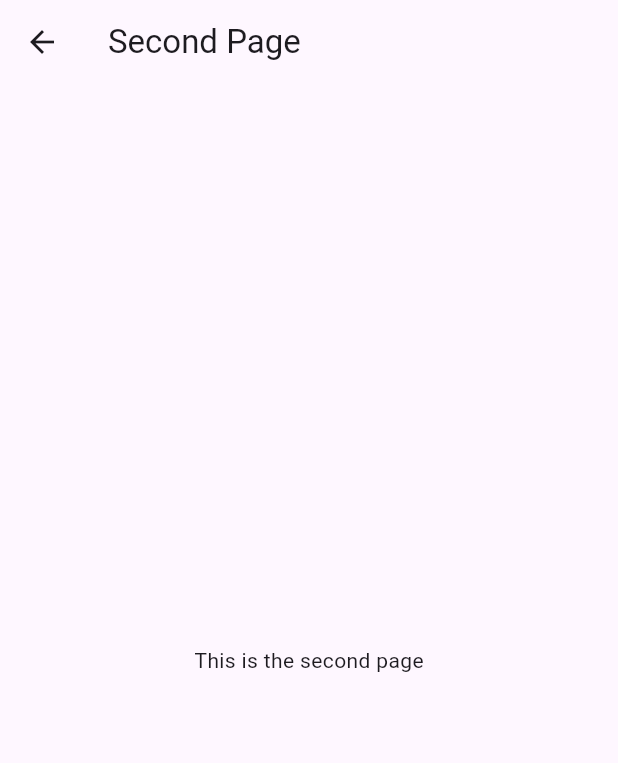
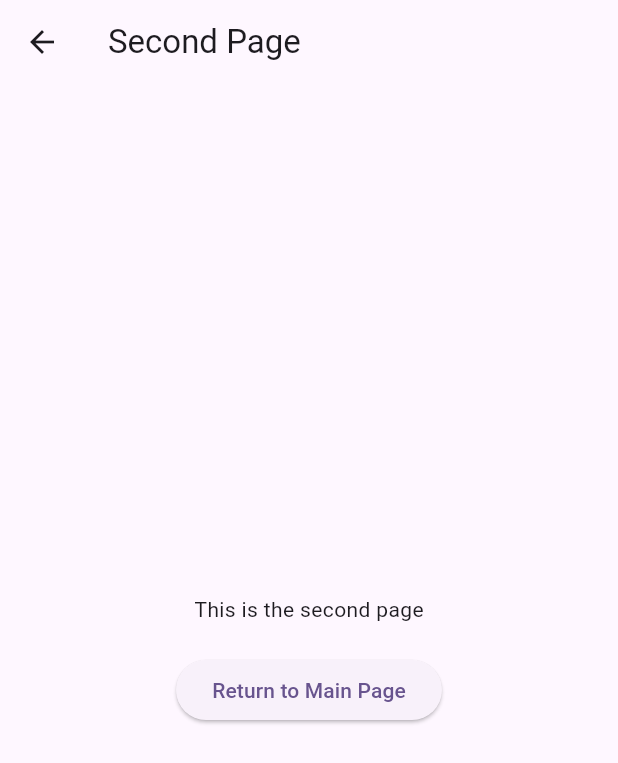
Before and after one commit to AlanVortex/T3_SecondPageButton, a Flutter app: the SecondPage screen opened directly, on a phone screen of 412 x 824 dp. Shown: the top 763 px of the screen. Run offline on Flutter 3.47's test engine with Material 3 defaults, Android fonts, the phone set to English and light mode, and no system bars.

Commit message:
Add of return button in second page

```diff
--- a/lib/SecondPage.dart
+++ b/lib/SecondPage.dart
@@ -10,8 +10,20 @@ class SecondPage extends StatelessWidget {
         title: Text("Second Page"),
       ),
       body: Center(
-        child: Text(
-          'This is the second page',
+        child: Column(
+          mainAxisAlignment: MainAxisAlignment.center,
+          children: [
+            Text(
+              'This is the second page',
+            ),
+            SizedBox(height: 20), // Add some space between text and button
+            ElevatedButton(
+              onPressed: () {
+                Navigator.pop(context);
+              },
+              child: Text('Return to Main Page'),
+            ),
+          ],
         ),
       ),
     );
```
